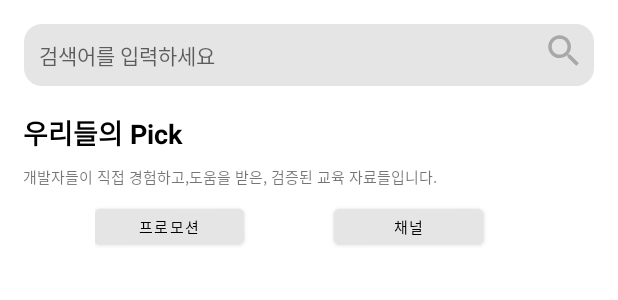
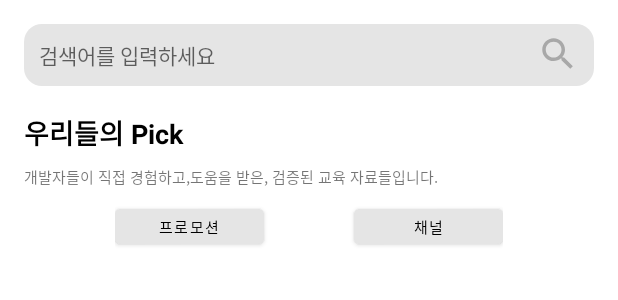
Before and after one commit to Sae-byeol/Daily_Coding, an Android app: the layout fragment_news.xml on its own in the app's theme, with its tools: preview values and no code run, on a phone screen of 412 x 824 dp. Shown: the top 300 px of the screen. Run offline under Robolectric (Android 15) with nearby library versions, the phone set to English and light mode, and no system bars.

Commit message:
뉴스 레이아웃 수정

```diff
--- a/app/src/main/res/layout/fragment_news.xml
+++ b/app/src/main/res/layout/fragment_news.xml
@@ -1,100 +1,113 @@
 <?xml version="1.0" encoding="utf-8"?>
 <FrameLayout xmlns:android="http://schemas.android.com/apk/res/android"
+    xmlns:app="http://schemas.android.com/apk/res-auto"
     android:layout_width="match_parent"
-    android:layout_height="match_parent"
-    xmlns:app="http://schemas.android.com/apk/res-auto">
+    android:layout_height="match_parent">
     <LinearLayout
         android:id="@+id/child_fragment"
         android:layout_width="match_parent"
         android:layout_height="match_parent"
         android:orientation="vertical">
-        <RelativeLayout
+
+        <androidx.constraintlayout.widget.ConstraintLayout
             android:layout_width="match_parent"
-            android:layout_height="wrap_content">
+            android:layout_height="wrap_content"
+            app:layout_constraintEnd_toEndOf="parent"
+            app:layout_constraintStart_toStartOf="parent"
+            app:layout_constraintTop_toTopOf="parent">
+
             <EditText
                 android:id="@+id/news_editText"
-                android:layout_width="match_parent"
+                android:layout_width="0dp"
                 android:layout_height="41dp"
-                android:background="@drawable/round_border"
                 android:layout_marginLeft="16dp"
                 android:layout_marginTop="16dp"
                 android:layout_marginRight="16dp"
+                android:background="@drawable/round_border"
+                android:hint="@string/search"
                 android:padding="10dp"
-                android:hint="@string/search"
-                android:textSize="14sp">
+                android:textSize="14sp"
+                app:layout_constraintEnd_toEndOf="parent"
+                app:layout_constraintStart_toStartOf="parent"
+                app:layout_constraintTop_toTopOf="parent">
 
             </EditText>
+
             <ImageButton
                 android:id="@+id/news_searchButton"
                 android:layout_width="wrap_content"
                 android:layout_height="wrap_content"
+                android:layout_marginTop="22dp"
+                android:layout_marginRight="10dp"
+                android:background="@android:color/transparent"
                 android:src="@drawable/search"
-                android:background="@android:color/transparent"
-                android:layout_alignParentRight="true"
-                android:layout_marginTop="20dp"
-                android:layout_marginRight="22dp"
-                >
+                app:layout_constraintRight_toRightOf="@+id/news_editText"
+                app:layout_constraintTop_toTopOf="parent">
 
             </ImageButton>
-
-        </RelativeLayout>
-
 
             <TextView
                 android:id="@+id/news_textView"
                 android:layout_width="345dp"
                 android:layout_height="wrap_content"
+                android:layout_marginTop="17dp"
                 android:text="@string/pick"
-            android:layout_marginLeft="15dp"
-            android:layout_marginTop="17dp"
                 android:textColor="@color/black"
                 android:textSize="18sp"
-            android:textStyle="bold">
+                android:textStyle="bold"
+                app:layout_constraintLeft_toLeftOf="@+id/news_editText"
+                app:layout_constraintTop_toBottomOf="@+id/news_editText">
 
             </TextView>
+
             <TextView
                 android:id="@+id/news_textView2"
-            android:layout_width="match_parent"
+                android:layout_width="0dp"
                 android:layout_height="wrap_content"
+                android:layout_marginTop="8dp"
                 android:text="@string/pick_source"
-            android:layout_marginLeft="15dp"
-            android:layout_marginTop="8dp"
                 android:textSize="10sp"
-            >
+                app:layout_constraintLeft_toLeftOf="@+id/news_editText"
+                app:layout_constraintTop_toBottomOf="@+id/news_textView">
 
             </TextView>
+
             <LinearLayout
                 android:id="@+id/news_linear"
-            android:layout_width="match_parent"
+                android:layout_width="wrap_content"
                 android:layout_height="wrap_content"
                 android:orientation="horizontal"
-            android:layout_marginLeft="63dp">
+                app:layout_constraintLeft_toLeftOf="parent"
+                app:layout_constraintRight_toRightOf="parent"
+                app:layout_constraintTop_toBottomOf="@+id/news_textView2">
+
                 <Button
                     android:id="@+id/news_promotionButton"
                     android:layout_width="99dp"
                     android:layout_height="35dp"
+                    android:layout_marginTop="8dp"
                     android:backgroundTint="#E5E5E5"
-                android:layout_marginTop="8dp"
                     android:text="@string/promotion_btn"
-                android:textSize="10sp"
                     android:textColor="@color/black"
-                >
+                    android:textSize="10sp">
 
                 </Button>
+
                 <Button
                     android:id="@+id/news_chanelButton"
                     android:layout_width="99dp"
                     android:layout_height="35dp"
-                android:backgroundTint="#E5E5E5"
                     android:layout_marginLeft="60dp"
                     android:layout_marginTop="8dp"
+                    android:backgroundTint="#E5E5E5"
                     android:text="@string/chanel_btn"
-                android:textSize="10sp"
-                android:textColor="@color/black">
+                    android:textColor="@color/black"
+                    android:textSize="10sp">
 
                 </Button>
 
             </LinearLayout>
+        </androidx.constraintlayout.widget.ConstraintLayout>
 
     </LinearLayout>
 
```
Lines whose indentation alone changed are shown as unchanged.
